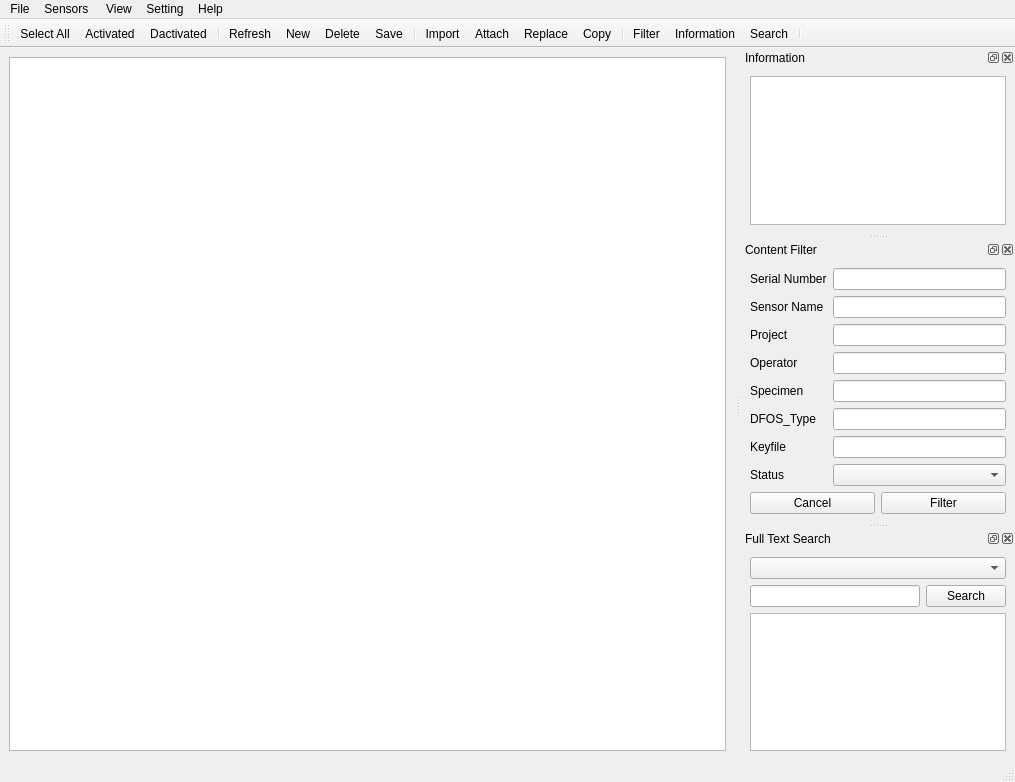
Old version of the form src/resources/ui/main.ui in the repository TUD-IMB/fosKeyMan.
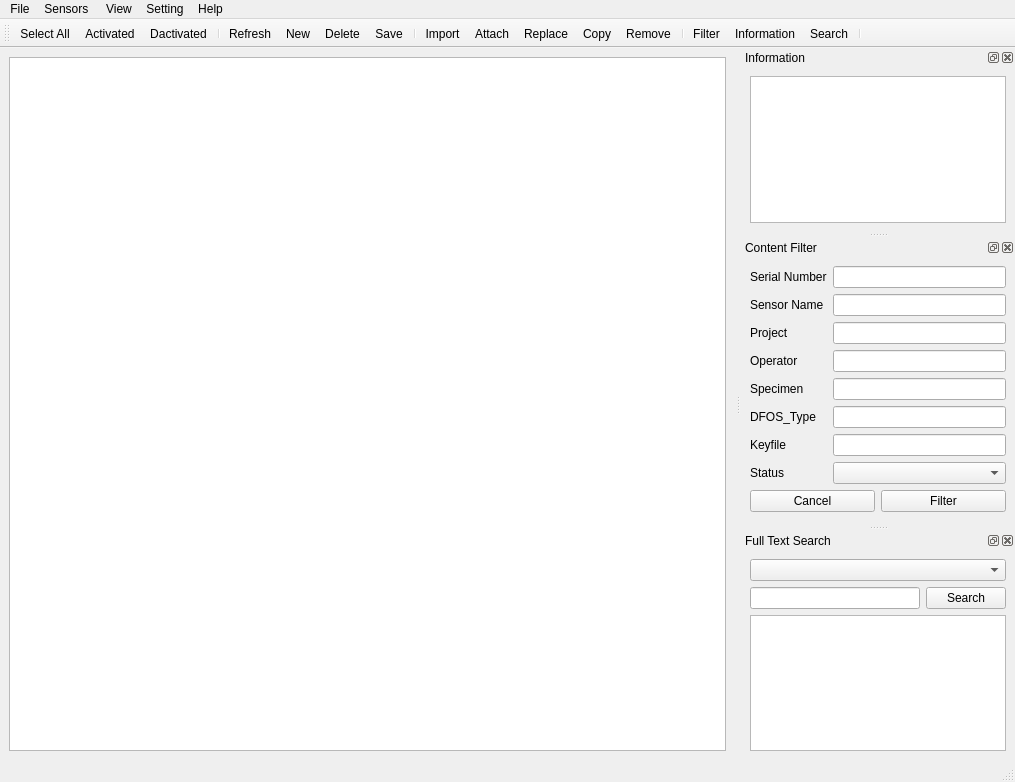
New version of the form. Icons and pictures are not drawn.

```diff
--- a/src/resources/ui/main.ui
+++ b/src/resources/ui/main.ui
@@ -54,6 +54,7 @@
    <addaction name="actionAttach"/>
    <addaction name="actionReplace"/>
    <addaction name="actionCopy"/>
+   <addaction name="actionRemove"/>
    <addaction name="separator"/>
    <addaction name="actionFilter"/>
    <addaction name="actionInformation"/>
@@ -63,7 +64,7 @@
   <widget class="QDockWidget" name="infoDockWidget">
    <property name="minimumSize">
     <size>
-     <width>0</width>
+     <width>79</width>
      <height>100</height>
     </size>
    </property>
@@ -97,8 +98,8 @@
   <widget class="QDockWidget" name="filterDockWidget">
    <property name="minimumSize">
     <size>
-     <width>0</width>
-     <height>0</height>
+     <width>189</width>
+     <height>287</height>
     </size>
    </property>
    <property name="maximumSize">
@@ -414,8 +415,8 @@
   <widget class="QDockWidget" name="searchDockWidget">
    <property name="minimumSize">
     <size>
-     <width>0</width>
-     <height>0</height>
+     <width>146</width>
+     <height>159</height>
     </size>
    </property>
    <property name="toolTip">
@@ -742,6 +743,18 @@
     <string>Load Key Files from USB</string>
    </property>
   </action>
+  <action name="actionRemove">
+   <property name="icon">
+    <iconset resource="../toolicons.qrc">
+     <normaloff>:/icons/icons/remove.svg</normaloff>:/icons/icons/remove.svg</iconset>
+   </property>
+   <property name="text">
+    <string>Remove</string>
+   </property>
+   <property name="menuRole">
+    <enum>QAction::MenuRole::NoRole</enum>
+   </property>
+  </action>
  </widget>
  <resources>
   <include location="../toolicons.qrc"/>
```
